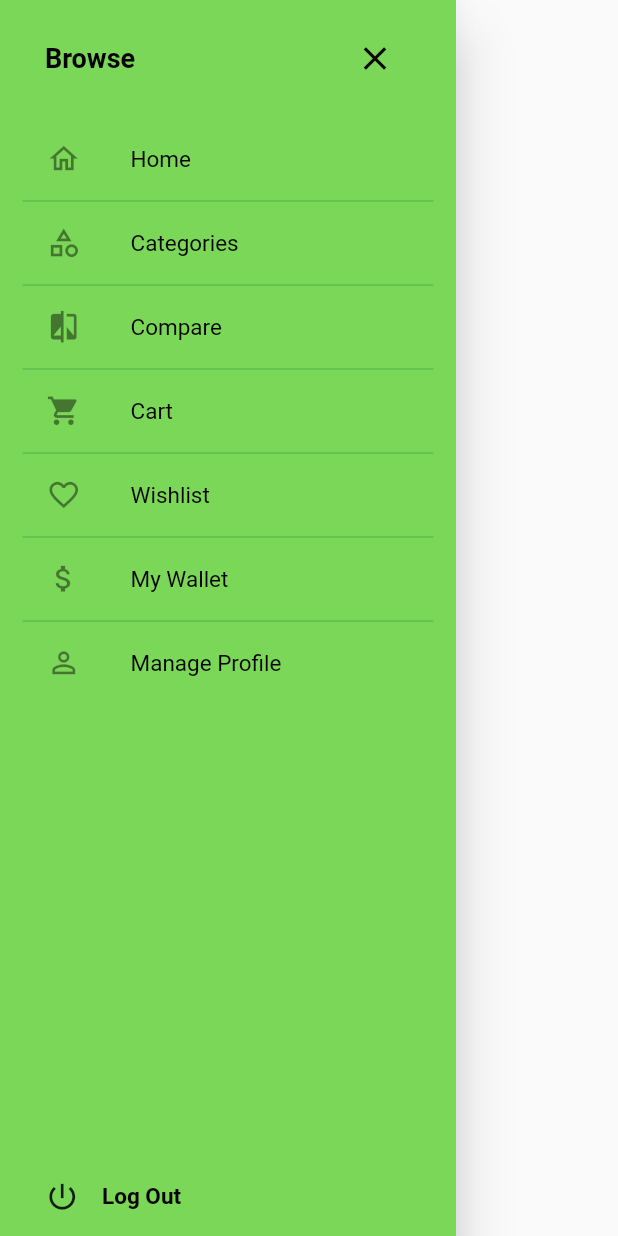
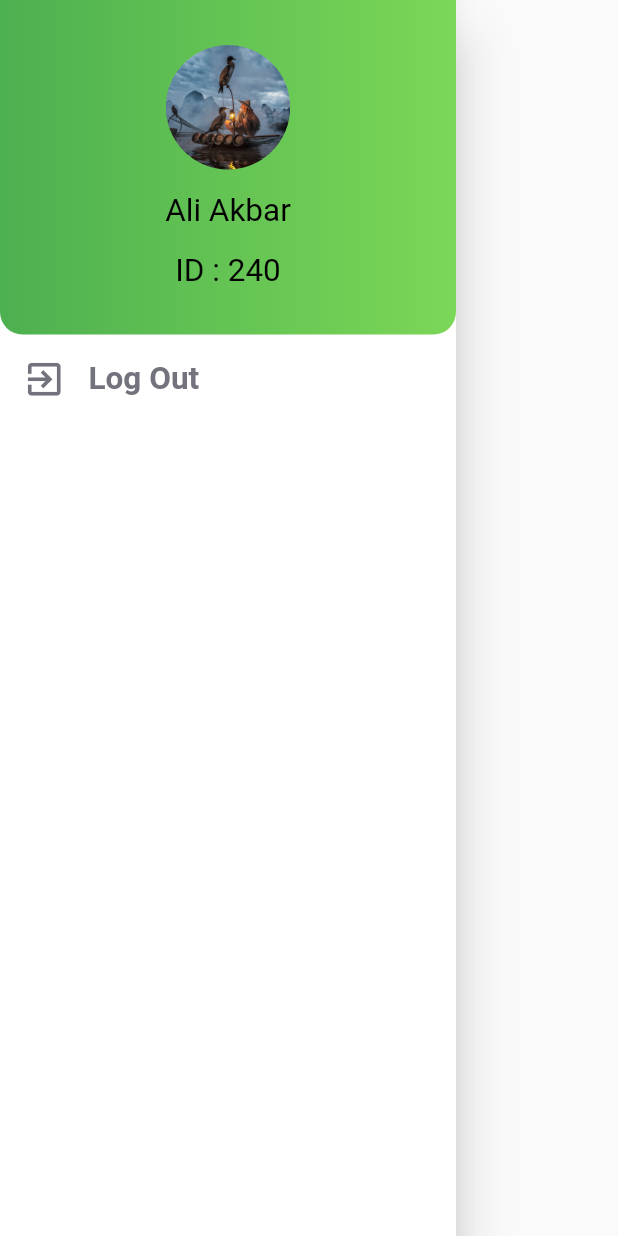
Before and after one commit to devaliakbar/machine_test, a Flutter app: the BuildDrawer widget shown alone on an empty page, opened directly, on a phone screen of 412 x 824 dp. Run offline on Flutter 3.47's test engine with Material 2 defaults, Android fonts, the phone set to English and light mode, and no system bars; our stand-ins replace bloc, cached_network_image, equatable, firebase_auth, firebase_core, flutter_bloc and 1 more; accounts and stored records are empty; network calls fail.

```diff
--- a/lib/main.dart
+++ b/lib/main.dart
@@ -1,17 +1,21 @@
 import 'package:firebase_core/firebase_core.dart';
 import 'package:flutter/material.dart';
+import 'package:flutter/services.dart';
 import 'package:flutter_bloc/flutter_bloc.dart';
 import 'package:machine_test/pages/cart/bloc/cart_bloc.dart';
 import 'package:machine_test/pages/cart/bloc/data/cart_repo.dart';
 import 'package:machine_test/pages/home/bloc/data/home_repo.dart';
 import 'package:machine_test/pages/home/bloc/home_bloc.dart';
-import 'package:machine_test/pages/home/home.dart';
+import 'package:machine_test/pages/login/login.dart';
 import 'package:machine_test/services/firebase/firebase_authentication.dart';
+import 'package:machine_test/services/settings/app_theme.dart';
 import 'package:scoped_model/scoped_model.dart';
 
 void main() async {
   WidgetsFlutterBinding.ensureInitialized();
   await Firebase.initializeApp();
+  SystemChrome.setSystemUIOverlayStyle(
+      SystemUiOverlayStyle(statusBarColor: AppTheme.primaryGreenColor));
   runApp(MyApp());
 }
 
@@ -41,7 +45,7 @@ class MyApp extends StatelessWidget {
           title: 'Machine Test',
           theme: ThemeData(splashColor: Colors.transparent),
           debugShowCheckedModeBanner: false,
-          home: Home(),
+          home: Login(),
         ),
       ),
     );
--- a/lib/pages/home/widgets/partials/build_drawer.dart
+++ b/lib/pages/home/widgets/partials/build_drawer.dart
@@ -7,141 +7,84 @@ class BuildDrawer extends StatelessWidget {
   Widget build(BuildContext context) {
     return Theme(
       data: Theme.of(context).copyWith(
-        canvasColor: AppTheme.secondaryGreenColor,
+        canvasColor: Colors.white,
       ),
       child: Drawer(
         child: SafeArea(
-          child: Padding(
-            padding: EdgeInsets.all(15),
           child: Column(
             children: [
-                Padding(
-                  padding: EdgeInsets.only(left: 15, right: 15, bottom: 15),
-                  child: Row(
-                    mainAxisAlignment: MainAxisAlignment.spaceBetween,
+              Container(
+                padding: EdgeInsets.all(30),
+                decoration: BoxDecoration(
+                  gradient: LinearGradient(
+                    colors: <Color>[
+                      AppTheme.primaryGreenColor,
+                      AppTheme.secondaryGreenColor,
+                    ],
+                  ),
+                  borderRadius: BorderRadius.only(
+                      bottomLeft: Radius.circular(15),
+                      bottomRight: Radius.circular(15)),
+                ),
+                child: Center(
+                  child: Column(
+                    mainAxisSize: MainAxisSize.min,
                     children: [
+                      ClipRRect(
+                        borderRadius: BorderRadius.circular(42.0),
+                        child: Image.asset(
+                          "assets/images/img.jpg",
+                          height: 83,
+                          width: 83,
+                          fit: BoxFit.cover,
+                        ),
+                      ),
+                      SizedBox(
+                        height: 15,
+                      ),
                       NormalText(
-                        "Browse",
-                        color: Colors.black,
-                        boldText: true,
-                        size: AppTheme.fontSizeL,
+                        "Ali Akbar",
+                        size: AppTheme.fontSizeXL,
                       ),
-                      IconButton(
-                          icon: Icon(
-                            Icons.close,
-                            color: Colors.black,
-                            size: AppTheme.iconSizeM,
+                      SizedBox(
+                        height: 15,
                       ),
-                          onPressed: () {
-                            Navigator.pop(context);
-                          })
+                      NormalText(
+                        "ID : 240",
+                        size: AppTheme.fontSizeXL,
+                      )
                     ],
                   ),
                 ),
-                Expanded(
-                  child: ListView(
-                    children: ListTile.divideTiles(
-                        context: context,
-                        color: AppTheme.primaryGreenColor,
-                        tiles: [
-                          ListTile(
-                            title: NormalText(
-                              "Home",
-                              color: Colors.black,
               ),
-                            leading: Icon(
-                              Icons.home_outlined,
-                              size: AppTheme.iconSizeS,
-                            ),
-                          ),
-                          ListTile(
-                            title: NormalText(
-                              "Categories",
-                              color: Colors.black,
-                            ),
-                            leading: Icon(
-                              Icons.category_outlined,
-                              size: AppTheme.iconSizeS,
-                            ),
+              InkWell(
                 onTap: () {},
-                          ),
-                          ListTile(
-                            title: NormalText(
-                              "Compare",
-                              color: Colors.black,
-                            ),
-                            leading: Icon(
-                              Icons.compare,
-                              size: AppTheme.iconSizeS,
-                            ),
-                          ),
-                          ListTile(
-                            title: NormalText(
-                              "Cart",
-                              color: Colors.black,
-                            ),
-                            leading: Icon(
-                              Icons.shopping_cart,
-                              size: AppTheme.iconSizeS,
-                            ),
-                          ),
-                          ListTile(
-                            title: NormalText(
-                              "Wishlist",
-                              color: Colors.black,
-                            ),
-                            leading: Icon(
-                              Icons.favorite_border,
-                              size: AppTheme.iconSizeS,
-                            ),
-                          ),
-                          ListTile(
-                            title: NormalText(
-                              "My Wallet",
-                              color: Colors.black,
-                            ),
-                            leading: Icon(
-                              Icons.attach_money_outlined,
-                              size: AppTheme.iconSizeS,
-                            ),
-                          ),
-                          ListTile(
-                            title: NormalText(
-                              "Manage Profile",
-                              color: Colors.black,
-                            ),
-                            leading: Icon(
-                              Icons.person_outline,
-                              size: AppTheme.iconSizeS,
-                            ),
-                          ),
-                        ]).toList(),
-                  ),
-                ),
-                Padding(
-                  padding: EdgeInsets.only(left: 15, right: 15, top: 15),
+                child: Padding(
+                  padding: EdgeInsets.only(left: 15, top: 15, bottom: 15),
                   child: Row(
                     children: [
                       Icon(
-                        Icons.power_settings_new,
-                        size: AppTheme.iconSizeS,
+                        Icons.exit_to_app,
+                        size: AppTheme.iconSizeL,
+                        color: AppTheme.secondaryGreyColor,
                       ),
                       SizedBox(
                         width: 15,
                       ),
                       NormalText(
                         "Log Out",
-                        color: Colors.black,
+                        color: AppTheme.secondaryGreyColor,
+                        size: AppTheme.fontSizeXL,
                         boldText: true,
                       )
                     ],
+                  ),
                 ),
               ),
             ],
           ),
         ),
       ),
-      ),
     );
   }
 }
--- a/pubspec.yaml
+++ b/pubspec.yaml
@@ -55,6 +55,7 @@ flutter:
   assets:
     - assets/images/firebase.png
     - assets/images/google-icon.png
+    - assets/images/img.jpg
   #   - images/a_dot_burr.jpeg
   #   - images/a_dot_ham.jpeg
 
```
Also changed, not shown: assets/images/img.jpg (added). Lines whose indentation alone changed are shown as unchanged.
